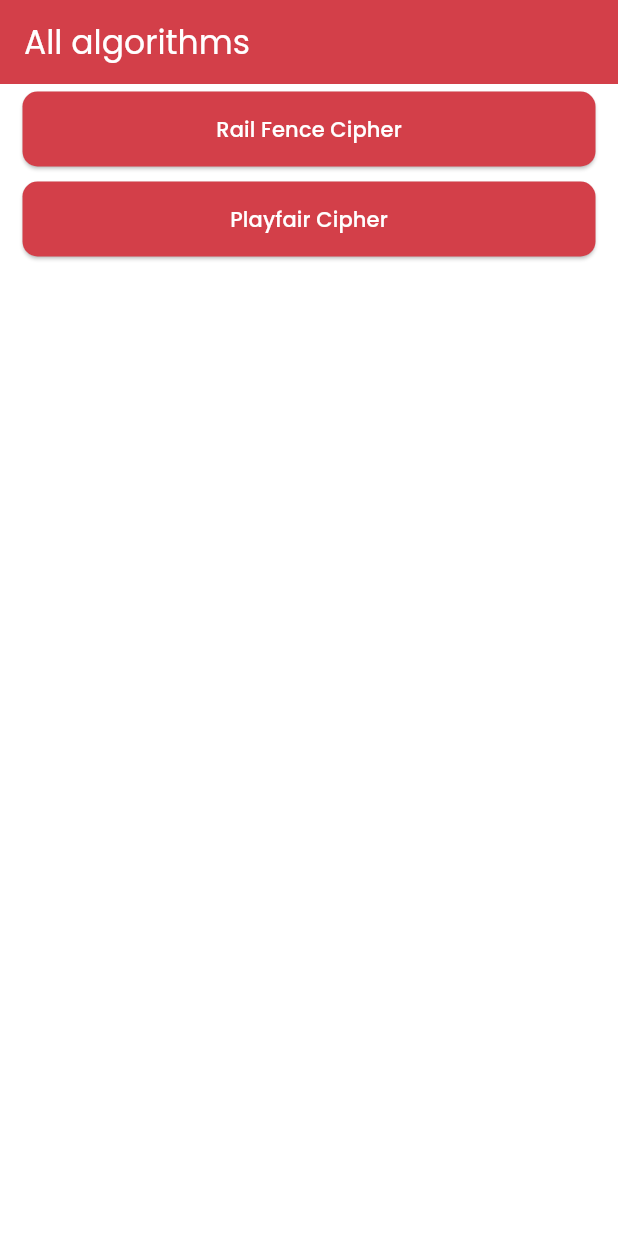
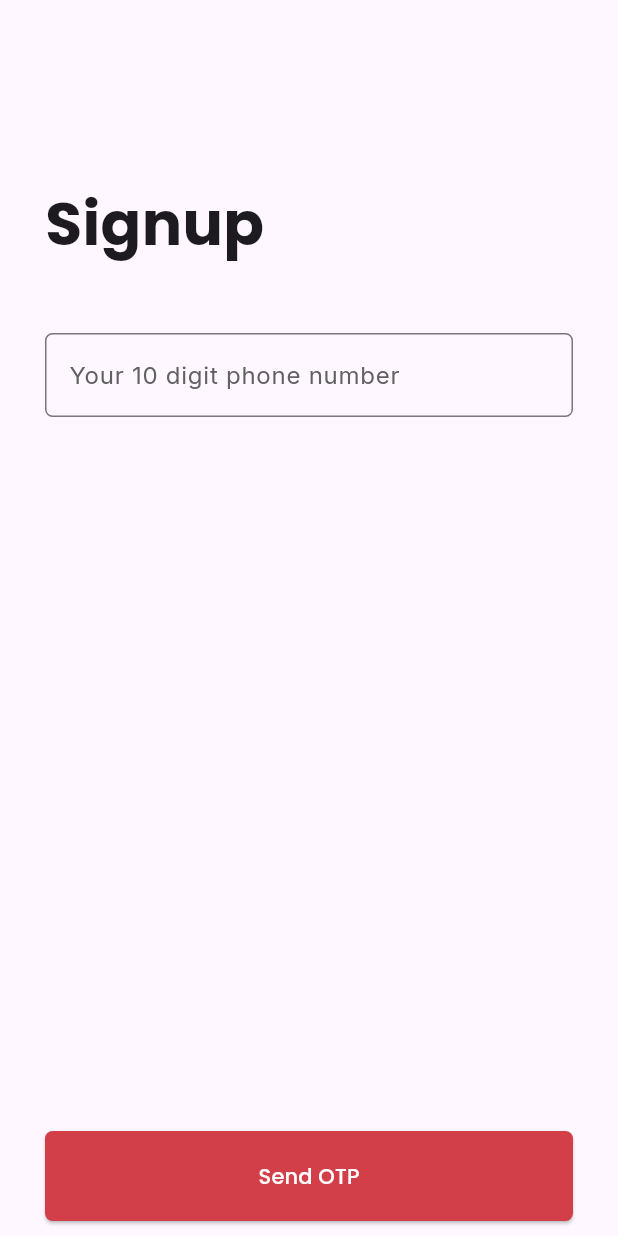
Before and after one commit to Contro1-cs/encryption, a Flutter app: the screen it shows after launch, on a phone screen of 412 x 824 dp. Run offline on Flutter 3.47's test engine with Material 2 defaults, Android fonts, the phone set to English and light mode, and no system bars; our stand-ins replace firebase_auth, firebase_core, get, google_fonts, pinput; accounts and stored records are empty.

Commit message:
otp function

```diff
--- a/lib/main.dart
+++ b/lib/main.dart
@@ -1,9 +1,22 @@
 import 'package:encryption/home.dart';
+import 'package:encryption/onboarding/signup.dart';
+import 'package:firebase_auth/firebase_auth.dart';
+import 'package:firebase_core/firebase_core.dart';
 import 'package:flutter/material.dart';
 import 'package:get/get.dart';
-import 'package:google_fonts/google_fonts.dart';
 
-void main() {
+bool userSignedin = false;
+
+void main() async {
+  WidgetsFlutterBinding.ensureInitialized();
+  await Firebase.initializeApp();
+  FirebaseAuth.instance.authStateChanges().listen((User? user) {
+    if (user == null) {
+      userSignedin = false;
+    } else {
+      userSignedin = true;
+    }
+  });
   runApp(const MyApp());
 }
 
@@ -15,13 +28,13 @@ class MyApp extends StatelessWidget {
   @override
   Widget build(BuildContext context) {
     return GetMaterialApp(
-      title: 'Flutter Demo',
+      title: 'Encryption algorithms',
       debugShowCheckedModeBanner: false,
       theme: ThemeData(
         colorScheme: ColorScheme.fromSeed(seedColor: Colors.deepPurple),
         useMaterial3: true,
       ),
-      home: const HomePage(),
+      home: userSignedin ? const HomePage() : const SignupPage(),
     );
   }
 }
--- /dev/null
+++ b/lib/onboarding/signup.dart
@@ -0,0 +1,147 @@
+import 'package:encryption/main.dart';
+import 'package:encryption/onboarding/otp_page.dart';
+import 'package:encryption/widgets/custom_snackbars.dart';
+import 'package:firebase_auth/firebase_auth.dart';
+import 'package:flutter/material.dart';
+import 'package:flutter/services.dart';
+import 'package:get/get.dart';
+import 'package:google_fonts/google_fonts.dart';
+
+bool _loading = false;
+
+class SignupPage extends StatefulWidget {
+  const SignupPage({super.key});
+
+  @override
+  State<SignupPage> createState() => _SignupPageState();
+}
+
+TextEditingController _phoneNumber = TextEditingController();
+
+class _SignupPageState extends State<SignupPage> {
+  Future<void> authenticateWithPhoneNumber() async {
+    final FirebaseAuth _auth = FirebaseAuth.instance;
+
+    try {
+      await _auth.verifyPhoneNumber(
+        phoneNumber: '+91${_phoneNumber.text}',
+        verificationCompleted: (PhoneAuthCredential credential) async {
+          // Automatic handling of SMS code on Android devices
+          await _auth.signInWithCredential(credential);
+        },
+        verificationFailed: (FirebaseAuthException e) {
+          if (e.code == 'invalid-phone-number') {
+            errorSnackbar(context, 'The provided phone number is not valid.');
+          } else {
+            errorSnackbar(
+                context, 'Verification failed. Error code: ${e.toString()}');
+            debugPrint('Verification failed. Error code: ${e.toString()}');
+          }
+        },
+        codeSent: (String verificationId, int? resendToken) {
+          HapticFeedback.vibrate();
+          Get.to(
+            OTPPage(
+              phoneNumber: _phoneNumber.text,
+              verificationId: verificationId,
+            ),
+            transition: Transition.cupertino,
+          );
+        },
+        codeAutoRetrievalTimeout: (String verificationId) {},
+      );
+    } catch (e) {
+      errorSnackbar(
+          context, 'An error occurred during phone authentication: $e');
+    }
+  }
+
+  @override
+  Widget build(BuildContext context) {
+    double w = MediaQuery.of(context).size.width;
+    return Scaffold(
+      body: _loading
+          ? const Center(
+              child: CircularProgressIndicator(),
+            )
+          : Padding(
+              padding: const EdgeInsets.symmetric(horizontal: 30),
+              child: Column(
+                crossAxisAlignment: CrossAxisAlignment.start,
+                mainAxisAlignment: MainAxisAlignment.start,
+                children: [
+                  const SizedBox(height: 120),
+                  Text(
+                    'Signup',
+                    textAlign: TextAlign.left,
+                    style: GoogleFonts.poppins(
+                      fontWeight: FontWeight.bold,
+                      fontSize: 40,
+                    ),
+                  ),
+                  const SizedBox(height: 40),
+                  Container(
+                    padding: const EdgeInsets.symmetric(vertical: 5),
+                    width: w,
+                    alignment: Alignment.center,
+                    child: TextFormField(
+                      controller: _phoneNumber,
+                      maxLength: 10,
+                      keyboardType: TextInputType.phone,
+                      style: GoogleFonts.poppins(
+                        color: Colors.black,
+                        fontSize: 16,
+                        fontWeight: FontWeight.normal,
+                      ),
+                      cursorColor: red,
+                      decoration: InputDecoration(
+                        counterText: '',
+                        hintText: 'Your 10 digit phone number',
+                        hintStyle: GoogleFonts.inter(
+                          color: Colors.grey[700],
+                          fontSize: 16,
+                          fontWeight: FontWeight.normal,
+                        ),
+                        border: OutlineInputBorder(
+                          borderRadius: BorderRadius.circular(5),
+                        ),
+                        focusedBorder: OutlineInputBorder(
+                          borderRadius: BorderRadius.circular(5.0),
+                          borderSide: BorderSide(color: red, width: 2),
+                        ),
+                      ),
+                    ),
+                  ),
+                  const Expanded(child: SizedBox()),
+                  Container(
+                    padding: const EdgeInsets.symmetric(vertical: 10),
+                    width: w,
+                    height: 80,
+                    child: ElevatedButton(
+                      style: ElevatedButton.styleFrom(
+                        backgroundColor: red,
+                        shape: RoundedRectangleBorder(
+                          borderRadius: BorderRadius.circular(5),
+                        ),
+                      ),
+                      onPressed: () async {
+                        setState(() {
+                          _loading = true;
+                        });
+                        authenticateWithPhoneNumber();
+                        setState(() {
+                          _loading = false;
+                        });
+                      },
+                      child: Text(
+                        'Send OTP',
+                        style: GoogleFonts.poppins(color: Colors.white),
+                      ),
+                    ),
+                  )
+                ],
+              ),
+            ),
+    );
+  }
+}
--- a/pubspec.yaml
+++ b/pubspec.yaml
@@ -37,6 +37,9 @@ dependencies:
   cupertino_icons: ^1.0.2
   google_fonts: ^5.1.0
   get: ^4.6.5
+  firebase_core: ^2.15.1
+  firebase_auth: ^4.9.0
+  pinput: ^3.0.1
 
 dev_dependencies:
   flutter_test:
```
Also changed, not shown: lib/algorithms/playfair_cipher.dart (+28 -7 lines), lib/algorithms/rail_fence_cipher.dart (+8 -5 lines), lib/onboarding/otp_page.dart (added, +149 -0 lines), lib/widgets/custom_snackbars.dart (added, +29 -0 lines), lib/firebase_options.dart (added), pubspec.lock, 10 other files.
